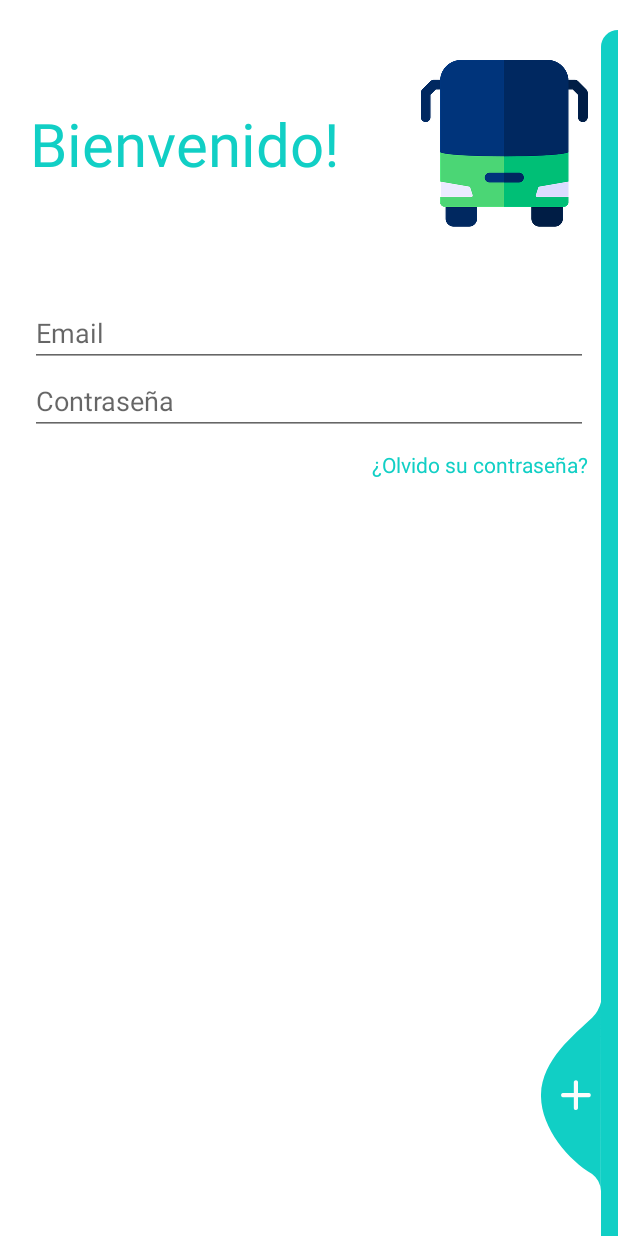
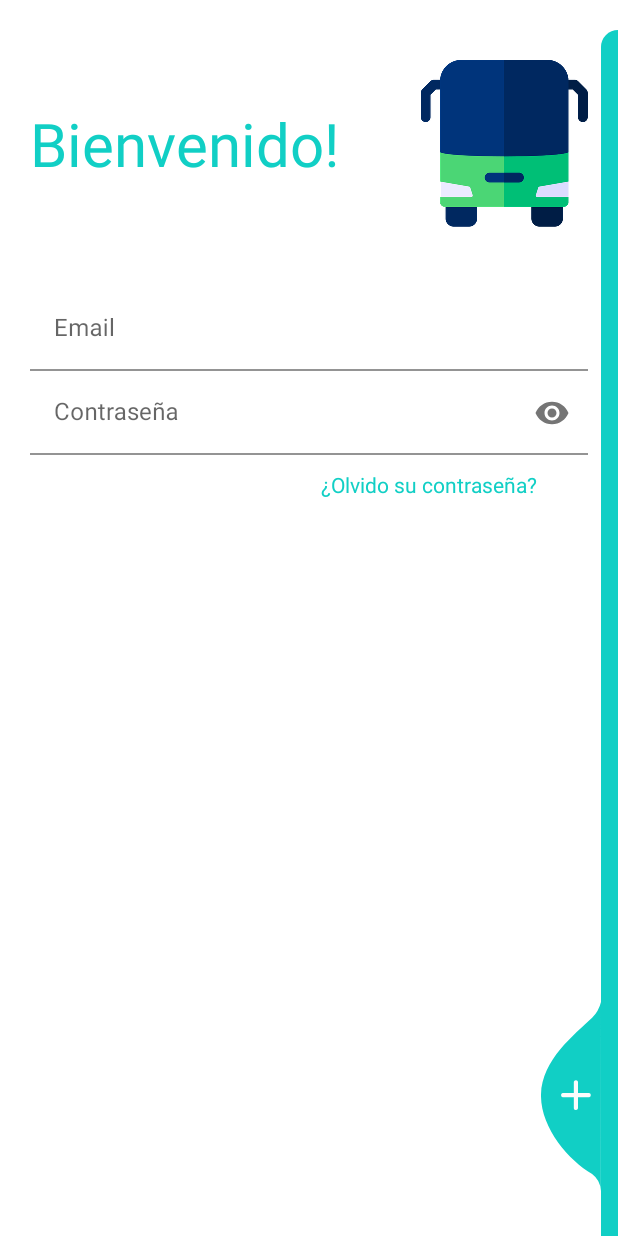
Before and after one commit to bdruiz/app-rutas-gr01, an Android app: the screen it shows after launch (LoginActivity), on a phone screen of 412 x 824 dp. Run offline under Robolectric (Android 15) with nearby library versions, the phone set to English and light mode, and no system bars.

Commit message:
Se Cambia Login bajo modelo MVP

```diff
--- a/app/build.gradle
+++ b/app/build.gradle
@@ -6,7 +6,7 @@ android {
     compileSdkVersion 30
 
     defaultConfig {
-        applicationId "com.example.minticjeisson2"
+        applicationId "com.example.apprutasmintic"
         minSdkVersion 21
         targetSdkVersion 30
         versionCode 1
--- a/app/src/main/AndroidManifest.xml
+++ b/app/src/main/AndroidManifest.xml
@@ -10,7 +10,7 @@
         android:supportsRtl="true"
         android:theme="@style/Theme.AppMinticRutas">
 
-        <activity android:name=".LoginActivity"
+        <activity android:name=".view.login.LoginActivity"
             android:theme="@style/Theme.AppMinticRutas.NoActionBar">
             <intent-filter>
                 <action android:name="android.intent.action.MAIN" />
--- a/app/src/main/java/com/example/apprutasmintic/ActivityForgotPass.java
+++ b/app/src/main/java/com/example/apprutasmintic/ActivityForgotPass.java
@@ -8,11 +8,12 @@ import android.widget.Button;
 import android.widget.EditText;
 
 import com.example.apprutasmintic.R;
+import com.google.android.material.textfield.TextInputEditText;
 
 public class ActivityForgotPass extends AppCompatActivity {
 
     Button btnSubmitForgot;
-    EditText etMailForgot;
+    TextInputEditText etMailForgot;
     @Override
     protected void onCreate(Bundle savedInstanceState) {
         super.onCreate(savedInstanceState);
@@ -26,6 +27,7 @@ public class ActivityForgotPass extends AppCompatActivity {
             public void onClick(View v) {
                 String Mail = etMailForgot.getText().toString().trim();
                 //esto ya lo mando a la base de datos para que se mande la contraseña al correo
+
             }
         });
     }
--- a/app/src/main/java/com/example/apprutasmintic/LoginActivity.java
+++ /dev/null
@@ -1,53 +0,0 @@
-package com.example.apprutasmintic;
-
-import androidx.appcompat.app.AppCompatActivity;
-
-import android.content.Intent;
-import android.os.Bundle;
-import android.view.View;
-import android.widget.Button;
-import android.widget.EditText;
-import android.widget.Toast;
-
-public class LoginActivity extends AppCompatActivity {
-    EditText etMail;
-    EditText etPass;
-
-    @Override
-    protected void onCreate(Bundle savedInstanceState) {
-        super.onCreate(savedInstanceState);
-        setContentView(R.layout.activity_login);
-
-        etMail = findViewById(R.id.editTextEmail);
-        etPass = findViewById(R.id.editTextPassword);
-    }
-
-    public void onLoginClick(View view) {
-
-        String Mail = etMail.getText().toString().trim();
-        String Pass = etPass.getText().toString().trim();
-
-        //Acá voy a revisar los datos con las bases de datos y ver qué actividad se abrirá
-        //mientras tanto voy a hacer Padres: mail:padre Pass: padre
-        //monitor: mail: moni Pass: moni
-
-        if (Mail.equals("padre") && Pass.equals("padre")) {
-            Intent intent = new Intent(LoginActivity.this, Padres1.class);
-            startActivity(intent);
-        }
-        else if (Mail.equals("moni") && Pass.equals("moni")) {
-            Intent intent = new Intent(LoginActivity.this, Monitor1.class);
-            startActivity(intent);
-
-        } else {
-            Toast msj = Toast.makeText(LoginActivity.this, "Usuario o contraseña incorrectos", Toast.LENGTH_SHORT);
-            msj.show();
-        }
-
-    }
-
-    public void forgot_pass(View view) {
-        Intent intent = new Intent(LoginActivity.this, ActivityForgotPass.class);
-        startActivity(intent);
-    }
-}
--- /dev/null
+++ b/app/src/main/java/com/example/apprutasmintic/model/entity/Assistant.java
@@ -0,0 +1,16 @@
+package com.example.apprutasmintic.model.entity;
+
+public class Assistant extends User{
+    int id_route;
+
+    public Assistant(String names, String email, String password, String phone_number, Roles role, int id_route) {
+        super(names, email, password, phone_number, role);
+        this.id_route = id_route;
+    }
+
+    public int getId_route() {
+        return id_route;
+    }
+
+
+}
--- /dev/null
+++ b/app/src/main/java/com/example/apprutasmintic/model/entity/Parent.java
@@ -0,0 +1,19 @@
+package com.example.apprutasmintic.model.entity;
+
+public class Parent extends User {
+  String address;
+
+
+    public Parent(String names, String email, String password, String phone_number, Roles role, String address) {
+        super(names, email, password, phone_number, role);
+        this.address = address;
+    }
+
+    public String getAddress() {
+        return address;
+    }
+
+    public void setAddress(String address) {
+        this.address = address;
+    }
+}
--- /dev/null
+++ b/app/src/main/java/com/example/apprutasmintic/model/entity/User.java
@@ -0,0 +1,60 @@
+package com.example.apprutasmintic.model.entity;
+
+public class User {
+    private String names;
+    private String email;
+    private String password;
+    private String phone_number;
+
+    public enum Roles {
+        PADRE, MONITORA;
+    }
+
+    private Roles role;
+
+
+    public User(String names, String email, String password, String phone_number, Roles role) {
+        this.names = names;
+        this.email = email;
+        this.password = password;
+        this.phone_number = phone_number;
+        this.role = role;
+    }
+
+    public String getNames() {
+        return names;
+    }
+
+    public void setNames(String names) {
+        this.names = names;
+    }
+
+    public String getEmail() {
+        return email;
+    }
+
+    public void setEmail(String email) {
+        this.email = email;
+    }
+
+    public String getPassword() {
+        return password;
+    }
+
+    public void setPassword(String password) {
+        this.password = password;
+    }
+
+    public String getPhone_number() {
+        return phone_number;
+    }
+
+    public void setPhone_number(String phone_number) {
+        this.phone_number = phone_number;
+    }
+
+    public Roles getRole() {
+        return role;
+    }
+
+}
--- /dev/null
+++ b/app/src/main/java/com/example/apprutasmintic/model/repository/UserRepository.java
@@ -0,0 +1,57 @@
+package com.example.apprutasmintic.model.repository;
+
+import com.example.apprutasmintic.model.entity.Assistant;
+import com.example.apprutasmintic.model.entity.Parent;
+import com.example.apprutasmintic.model.entity.User;
+import com.example.apprutasmintic.view.login.LoginMVP;
+
+import java.util.Arrays;
+import java.util.List;
+
+public class UserRepository implements LoginMVP.Model {
+
+    private LoginMVP.Presenter loginPresenter;
+
+    private List<User> users;
+
+    public UserRepository() {
+        users = Arrays.asList(
+                new Assistant("Monica Jimenez", "monica@correo.com","123456","3000000000", User.Roles.MONITORA,105),
+                new Assistant("Sara Fernadez", "sara@correo.com","123456","3000000001", User.Roles.MONITORA,102),
+                new Parent("Cristian Ramirez", "cristian@correo.com", "123456", "310300301", User.Roles.PADRE, "Calle 123# 12-32"),
+                new Parent("Andrea Perez", "andrea@correo.com", "123456", "310300302", User.Roles.PADRE, "Calle 45#12-34"),
+                new Parent("Juliana Suarez", "juliana@correo.com", "123456", "310300303", User.Roles.PADRE, "Cra 1 #5-25")
+        );
+    }
+
+
+    @Override
+    public boolean validateEmailPassword(String email, String password) {
+        for (User user : users) {
+            if (user.getEmail().equals(email)
+                    && user.getPassword().equals(password)) {
+                return true;
+            }
+        }
+        return false;
+    }
+
+    @Override
+    public User.Roles getRole(String email) {
+        for (User user : users) {
+            if (user.getEmail().equals(email)) {
+                return user.getRole();
+            }
+        }
+
+        return null;
+    }
+
+    @Override
+    public void setLoginPresenter(LoginMVP.Presenter presenter) {
+        this.loginPresenter = presenter;
+
+    }
+
+
+}
--- /dev/null
+++ b/app/src/main/java/com/example/apprutasmintic/view/login/LoginActivity.java
@@ -0,0 +1,97 @@
+package com.example.apprutasmintic.view.login;
+
+import androidx.appcompat.app.AppCompatActivity;
+
+import android.content.Intent;
+import android.os.Bundle;
+import android.view.View;
+import android.widget.ImageView;
+import android.widget.Toast;
+
+import com.example.apprutasmintic.ActivityForgotPass;
+import com.example.apprutasmintic.R;
+import com.google.android.material.snackbar.BaseTransientBottomBar;
+import com.google.android.material.snackbar.Snackbar;
+import com.google.android.material.textfield.TextInputEditText;
+import com.google.android.material.textfield.TextInputLayout;
+
+public class LoginActivity extends AppCompatActivity implements LoginMVP.View {
+    TextInputLayout tilMail, tilPass;
+    TextInputEditText tieMail, tiePass;
+    ImageView imgbtn;
+    private LoginMVP.Presenter presenter;
+
+    @Override
+    protected void onCreate(Bundle savedInstanceState) {
+        super.onCreate(savedInstanceState);
+        setContentView(R.layout.activity_login);
+        initUI();
+        tilPass.setError("");
+        tilMail.setError("");
+
+    }
+
+
+    private void initUI() {
+        presenter = new LoginPresenter(this);
+        tilMail = findViewById(R.id.textInputEmail);
+        tieMail = findViewById(R.id.editTextEmail);
+        tiePass = findViewById(R.id.editTextPassword);
+        tilPass = findViewById(R.id.textInputPassword);
+        imgbtn = findViewById(R.id.imgbtn);
+
+
+    }
+
+
+    public void onLoginClick(View view) {
+        // Presentador llama el metodo iniciarSesion()
+        tilMail.setError("");
+        tilPass.setError("");
+        presenter.login();
+    }
+
+    public void forgot_pass(View view) {
+        Intent intent = new Intent(LoginActivity.this, ActivityForgotPass.class);
+        startActivity(intent);
+    }
+
+    @Override
+    public LoginInfo getLoginInfo() {
+        return new LoginInfo(
+                tieMail.getText().toString().trim(),
+                tiePass.getText().toString().trim());
+    }
+
+    @Override
+    public void showEmailError(String message) {
+        tilMail.setError(message);
+        //Toast msj = Toast.makeText(LoginActivity.this, message, Toast.LENGTH_SHORT);
+        //msj.show();
+
+    }
+
+    @Override
+    public void showPasswordError(String message) {
+        tilPass.setError(message);
+        //Toast msj = Toast.makeText(LoginActivity.this, message, Toast.LENGTH_SHORT);
+        //msj.show();
+
+
+    }
+
+    @Override
+    public void showActivity(Class<? extends AppCompatActivity> type) {
+        Intent intent = new Intent(this, type);
+        startActivity(intent);
+
+    }
+
+    @Override
+    public void showErrorMessage(String message) {
+        Snackbar.make(imgbtn, message, BaseTransientBottomBar.LENGTH_SHORT).show();
+        //  Toast msj = Toast.makeText(LoginActivity.this, message, Toast.LENGTH_SHORT);
+        // msj.show();
+
+    }
+}
--- /dev/null
+++ b/app/src/main/java/com/example/apprutasmintic/view/login/LoginMVP.java
@@ -0,0 +1,36 @@
+package com.example.apprutasmintic.view.login;
+
+import androidx.appcompat.app.AppCompatActivity;
+
+import com.example.apprutasmintic.model.entity.User;
+
+public interface LoginMVP {
+
+        interface Model {
+
+            boolean validateEmailPassword(String email, String password);
+            User.Roles getRole(String email);
+            void setLoginPresenter(Presenter presenter);
+        }
+
+        interface Presenter {
+
+            void login();
+            void forgotpwd();
+        }
+
+        interface View {
+            LoginInfo getLoginInfo();
+
+            void showEmailError(String message);
+
+            void showPasswordError(String message);
+
+            void showActivity(Class<? extends AppCompatActivity> type);
+
+            void showErrorMessage(String message);
+        }
+
+
+
+}
--- a/app/src/main/res/layout/activity_login.xml
+++ b/app/src/main/res/layout/activity_login.xml
@@ -6,7 +6,7 @@
     xmlns:tools="http://schemas.android.com/tools"
     android:layout_width="match_parent"
     android:layout_height="match_parent"
-    tools:context=".LoginActivity"
+    tools:context=".view.login.LoginActivity"
     android:background="@color/login_bk_color"
     android:focusableInTouchMode="true"
     android:gravity="center"
@@ -44,23 +44,41 @@
                     android:layout_alignParentRight="true"/>
             </RelativeLayout>
 
+            <com.google.android.material.textfield.TextInputLayout
+                android:id="@+id/textInputEmail"
+                android:layout_width="match_parent"
+                android:layout_height="match_parent">
 
-            <EditText
+                <com.google.android.material.textfield.TextInputEditText
                     android:id="@+id/editTextEmail"
                     android:layout_width="match_parent"
                     android:layout_height="wrap_content"
                     android:hint="@string/login_email_hint"
                     android:inputType="textEmailAddress"
-                android:layout_marginTop="48dp"
-                android:maxLines="1" />
+                    android:layout_marginTop="40dp"
+                    android:background="@color/white"
+                    android:maxLines="1"  />
+            </com.google.android.material.textfield.TextInputLayout>
 
-            <EditText
+            <com.google.android.material.textfield.TextInputLayout
+                android:id="@+id/textInputPassword"
+                android:layout_width="match_parent"
+                android:layout_height="match_parent"
+                app:passwordToggleEnabled="true">
+
+                <com.google.android.material.textfield.TextInputEditText
                     android:id="@+id/editTextPassword"
                     android:layout_width="match_parent"
                     android:layout_height="wrap_content"
                     android:hint="@string/login_password_hint"
                     android:inputType="textPassword"
-                android:maxLines="1" />
+                    android:maxLines="1"
+                    android:background="@color/white"/>
+            </com.google.android.material.textfield.TextInputLayout>
+
+
+
+
 
 
             <TextView
@@ -70,6 +88,7 @@
                 android:layout_gravity="end"
                 android:layout_marginTop="10dp"
                 android:onClick="forgot_pass"
+                android:layout_marginRight="34dp"
                 android:text="@string/forgot_password"
                 android:textColor="@color/themeColor" />
 
@@ -85,6 +104,7 @@
         android:layout_height="match_parent"
         android:background="@drawable/ic_side_bg"/>
     <ImageView
+        android:id="@+id/imgbtn"
         android:layout_alignParentBottom="true"
         android:layout_alignParentRight="true"
         android:layout_width="wrap_content"
```
Also changed, not shown: app/src/main/java/com/example/apprutasmintic/view/login/LoginInfo.java (added, +21 -0 lines), app/src/main/java/com/example/apprutasmintic/view/login/LoginPresenter.java (added, +68 -0 lines), app/src/main/res/layout/activity_forgot_pass.xml (+18 -6 lines). Lines whose indentation alone changed are shown as unchanged.
